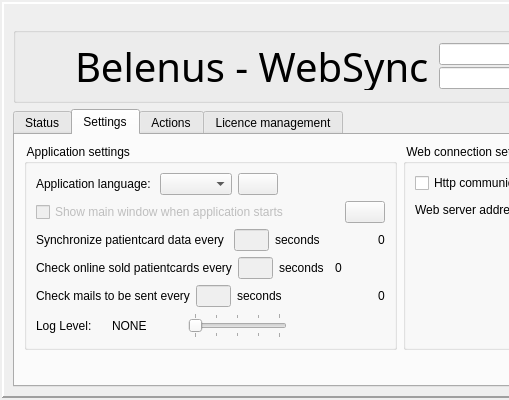
Before: the Qt Designer form websync/dlgmain.ui in tbikfalvi/Belenus, drawn with Qt 5; both pictures show x 0 to 509 and y 0 to 400 of the 800 by 400 pixel window.
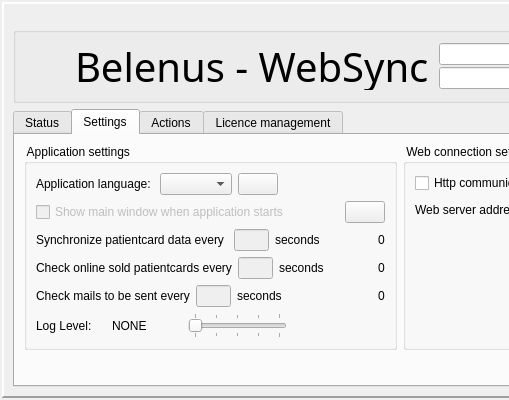
After: the same form once the commit is applied. The open tabs and pages were chosen to show the change. Icons and pictures are not drawn.

```diff
--- a/websync/dlgmain.ui
+++ b/websync/dlgmain.ui
@@ -773,6 +773,19 @@
                    </property>
                   </widget>
                  </item>
+                 <item>
+                  <spacer name="horizontalSpacer_16">
+                   <property name="orientation">
+                    <enum>Qt::Horizontal</enum>
+                   </property>
+                   <property name="sizeHint" stdset="0">
+                    <size>
+                     <width>40</width>
+                     <height>20</height>
+                    </size>
+                   </property>
+                  </spacer>
+                 </item>
                  <item>
                   <widget class="QLabel" name="lblIndexPCOnline">
                    <property name="text">
```
Left out of the diff: 135 changed lines with no effect on the pictures.
